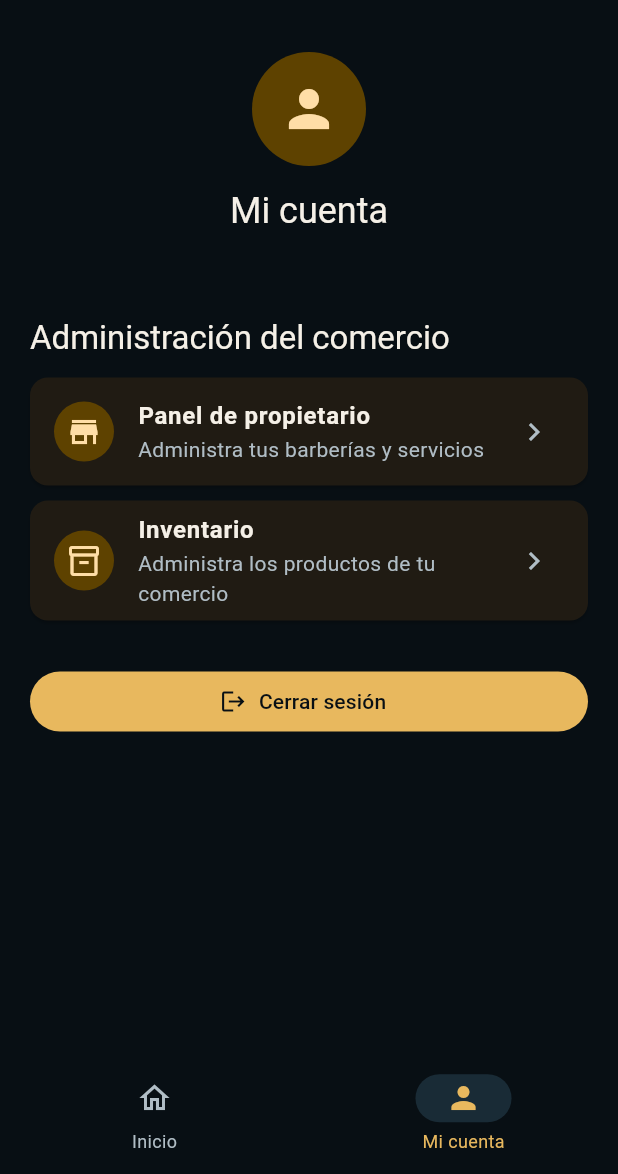
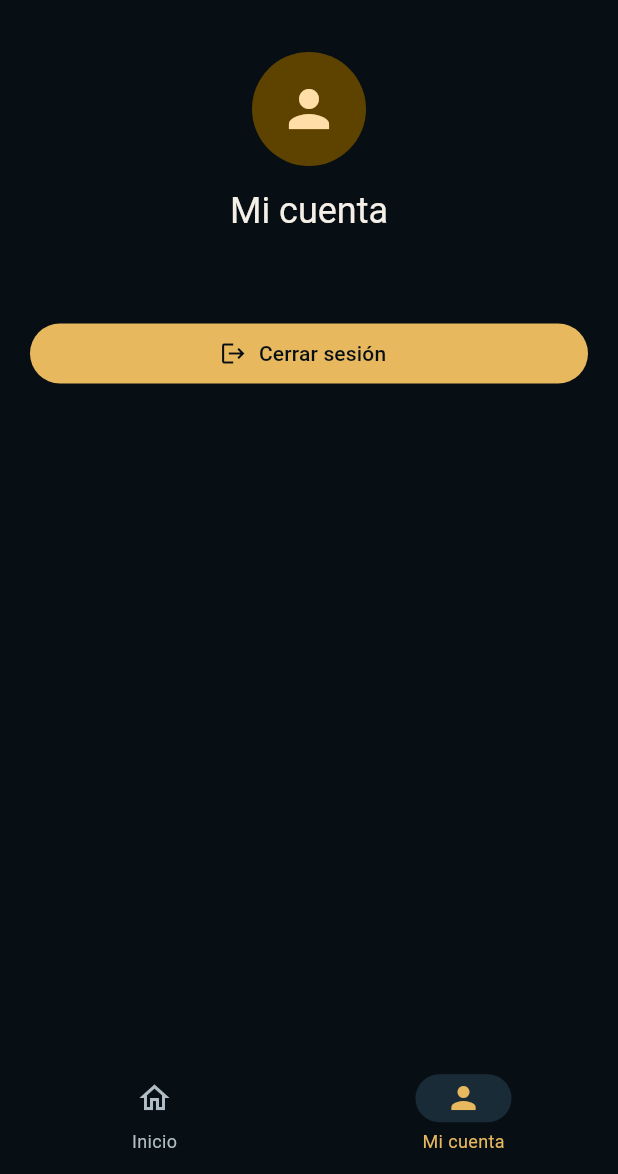
Before and after one commit to Califlowpro1504/Computacion-movil.-proyecto, a Flutter app: the HomeScreen screen opened directly with empty values, item 2 of the bottom bar chosen, on a phone screen of 412 x 824 dp, the part 62-1236 px from its top. Run offline on Flutter 3.47's test engine with Material 3 defaults, Android fonts, the phone set to English and light mode, and no system bars; our stand-ins replace supabase_flutter; accounts and stored records are empty.

Commit message:
Merge remote-tracking branch 'origin/develop' into feature/barberias-citas-admin

```diff
--- a/lib/features/auth/presentation/screens/login_screen.dart
+++ b/lib/features/auth/presentation/screens/login_screen.dart
@@ -60,11 +60,16 @@ class _LoginScreenState extends State<LoginScreen> {
 
       final rolActual = perfil.rol.trim().toLowerCase();
 
+      final esAdministrador = rolActual == 'admin' || perfil.esAdmin;
+
       final tienePermiso = switch (widget.accessRole) {
         AccessRole.cliente => rolActual == 'cliente',
-        AccessRole.propietario => rolActual == 'propietario',
+
+        AccessRole.propietario => rolActual == 'propietario' || esAdministrador,
+
         AccessRole.barbero => rolActual == 'barbero',
-        AccessRole.administrador => rolActual == 'admin' || perfil.esAdmin,
+
+        AccessRole.administrador => esAdministrador,
       };
 
       if (!tienePermiso) {
--- a/lib/features/home/presentation/screens/home_screen.dart
+++ b/lib/features/home/presentation/screens/home_screen.dart
@@ -1,21 +1,15 @@
 import 'package:flutter/material.dart';
 
 import '../../../barberias/presentation/screens/barberias_screen.dart';
-import '../../../barberias/presentation/screens/panel_propietario_screen.dart';
 import '../../../citas/presentation/screens/reservar_cita_screen.dart';
 import '../../../citas/presentation/screens/mis_citas_screen.dart';
 import '../../../cart/screens/cart_screen.dart';
 import '../../../orders/screens/orders_screen.dart';
 import '../../../notifications/screens/notifications_screen.dart';
 import '../../../products/screens/products_screen.dart';
-import '../../../products/screens/inventory_screen.dart';
 
 class HomeScreen extends StatefulWidget {
-  const HomeScreen({
-    super.key,
-    required this.email,
-    required this.onSignOut,
-  });
+  const HomeScreen({super.key, required this.email, required this.onSignOut});
 
   final String? email;
   final Future<void> Function() onSignOut;
@@ -30,9 +24,7 @@ class _HomeScreenState extends State<HomeScreen> {
   String? _error;
 
   Future<void> _openPage(Widget page) async {
-    await Navigator.of(context).push(
-      MaterialPageRoute(builder: (_) => page),
-    );
+    await Navigator.of(context).push(MaterialPageRoute(builder: (_) => page));
   }
 
   Future<void> _signOut() async {
@@ -121,11 +113,7 @@ class _HomeScreenState extends State<HomeScreen> {
           child: Column(
             crossAxisAlignment: CrossAxisAlignment.start,
             children: [
-              const Icon(
-                Icons.content_cut,
-                color: Colors.white,
-                size: 38,
-              ),
+              const Icon(Icons.content_cut, color: Colors.white, size: 38),
               const SizedBox(height: 14),
               const Text(
                 '¡Bienvenido a CUT & GO!',
@@ -168,10 +156,7 @@ class _HomeScreenState extends State<HomeScreen> {
           onTap: () => _openPage(const MisCitasScreen()),
         ),
         const SizedBox(height: 20),
-        Text(
-          'Tienda y pedidos',
-          style: Theme.of(context).textTheme.titleLarge,
-        ),
+        Text('Tienda y pedidos', style: Theme.of(context).textTheme.titleLarge),
         const SizedBox(height: 12),
         _ActionTile(
           icon: Icons.shopping_bag_outlined,
@@ -205,10 +190,7 @@ class _HomeScreenState extends State<HomeScreen> {
     return ListView(
       padding: const EdgeInsets.all(20),
       children: [
-        const CircleAvatar(
-          radius: 38,
-          child: Icon(Icons.person, size: 40),
-        ),
+        const CircleAvatar(radius: 38, child: Icon(Icons.person, size: 40)),
         const SizedBox(height: 14),
         Text(
           'Mi cuenta',
@@ -221,30 +203,10 @@ class _HomeScreenState extends State<HomeScreen> {
           textAlign: TextAlign.center,
         ),
         const SizedBox(height: 28),
-        Text(
-          'Administración del comercio',
-          style: Theme.of(context).textTheme.titleLarge,
-        ),
-        const SizedBox(height: 12),
-        _ActionTile(
-          icon: Icons.store,
-          title: 'Panel de propietario',
-          subtitle: 'Administra tus barberías y servicios',
-          onTap: () => _openPage(const PanelPropietarioScreen()),
-        ),
-        _ActionTile(
-          icon: Icons.inventory_2_outlined,
-          title: 'Inventario',
-          subtitle: 'Administra los productos de tu comercio',
-          onTap: () => _openPage(const InventoryScreen()),
-        ),
-        const SizedBox(height: 20),
         if (_error != null) ...[
           Text(
             _error!,
-            style: TextStyle(
-              color: Theme.of(context).colorScheme.error,
-            ),
+            style: TextStyle(color: Theme.of(context).colorScheme.error),
           ),
           const SizedBox(height: 12),
         ],
@@ -257,9 +219,7 @@ class _HomeScreenState extends State<HomeScreen> {
                   child: CircularProgressIndicator(strokeWidth: 2),
                 )
               : const Icon(Icons.logout),
-          label: Text(
-            _signingOut ? 'Cerrando sesión...' : 'Cerrar sesión',
-          ),
+          label: Text(_signingOut ? 'Cerrando sesión...' : 'Cerrar sesión'),
         ),
       ],
     );
@@ -284,13 +244,8 @@ class _ActionTile extends StatelessWidget {
     return Card(
       margin: const EdgeInsets.only(bottom: 10),
       child: ListTile(
-        leading: CircleAvatar(
-          child: Icon(icon),
-        ),
-        title: Text(
-          title,
-          style: const TextStyle(fontWeight: FontWeight.w600),
-        ),
+        leading: CircleAvatar(child: Icon(icon)),
+        title: Text(title, style: const TextStyle(fontWeight: FontWeight.w600)),
         subtitle: Text(subtitle),
         trailing: const Icon(Icons.chevron_right),
         onTap: onTap,
```
